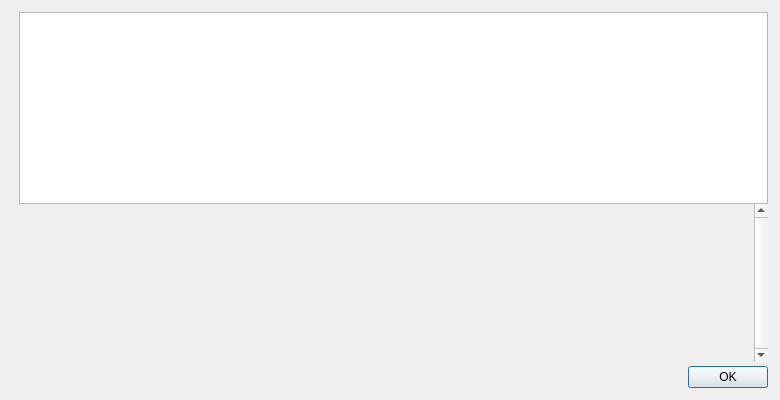
Before: the Qt Designer form src/qt/forms/helpmessagedialog.ui in barrystyle/SUQA-0.17.1, drawn with Qt 5.
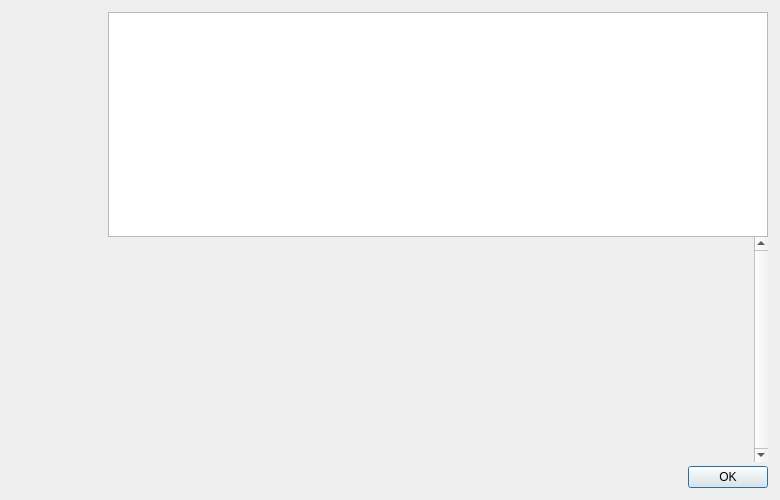
After: the same form once the commit is applied. Icons and pictures are not drawn.

```diff
--- a/src/qt/forms/helpmessagedialog.ui
+++ b/src/qt/forms/helpmessagedialog.ui
@@ -7,9 +7,15 @@
     <x>0</x>
     <y>0</y>
     <width>780</width>
-    <height>400</height>
+    <height>500</height>
    </rect>
   </property>
+  <property name="maximumSize">
+   <size>
+    <width>16777215</width>
+    <height>500</height>
+   </size>
+  </property>
   <layout class="QHBoxLayout" name="horizontalLayout_2">
    <property name="spacing">
     <number>0</number>
@@ -27,12 +33,12 @@
     <number>12</number>
    </property>
    <item>
-    <layout class="QVBoxLayout" name="verticalLayoutLogo" stretch="0,0">
+    <layout class="QVBoxLayout" name="verticalLayoutLogo" stretch="0">
      <property name="leftMargin">
       <number>0</number>
      </property>
      <property name="topMargin">
-      <number>4</number>
+      <number>0</number>
      </property>
      <property name="rightMargin">
       <number>0</number>
@@ -45,12 +51,27 @@
          <verstretch>0</verstretch>
         </sizepolicy>
        </property>
+       <property name="minimumSize">
+        <size>
+         <width>96</width>
+         <height>464</height>
+        </size>
+       </property>
        <property name="maximumSize">
         <size>
-         <width>100</width>
-         <height>100</height>
+         <width>96</width>
+         <height>564</height>
         </size>
        </property>
+       <property name="baseSize">
+        <size>
+         <width>96</width>
+         <height>564</height>
+        </size>
+       </property>
+       <property name="autoFillBackground">
+        <bool>false</bool>
+       </property>
        <property name="pixmap">
         <pixmap resource="../suqa.qrc">:/icons/suqa</pixmap>
        </property>
@@ -95,6 +116,14 @@
         <bool>true</bool>
        </property>
        <widget class="QWidget" name="scrollAreaWidgetContents">
+        <property name="geometry">
+         <rect>
+          <x>0</x>
+          <y>0</y>
+          <width>630</width>
+          <height>201</height>
+         </rect>
+        </property>
         <layout class="QVBoxLayout" name="verticalLayout_2">
          <item>
           <widget class="QLabel" name="aboutMessage">
```
Left out of the diff: 14 changed lines with no effect on the pictures.
